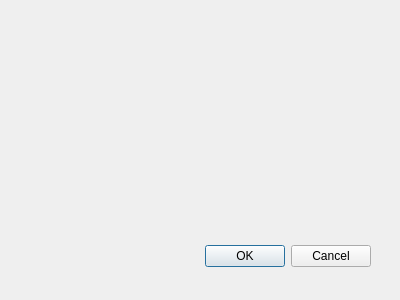
Qt form sessionwindow.ui (miyamot0/DataTracker3) before a commit.
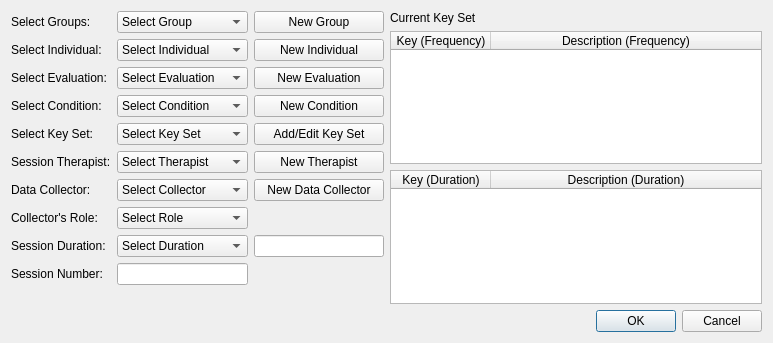
The same form after that commit.

```diff
--- a/sessionwindow.ui
+++ b/sessionwindow.ui
@@ -8,29 +8,558 @@
    <rect>
     <x>0</x>
     <y>0</y>
-    <width>400</width>
-    <height>300</height>
+    <width>773</width>
+    <height>343</height>
    </rect>
   </property>
   <property name="windowTitle">
    <string>Dialog</string>
   </property>
-  <widget class="QDialogButtonBox" name="buttonBox">
-   <property name="geometry">
-    <rect>
-     <x>30</x>
-     <y>240</y>
-     <width>341</width>
-     <height>32</height>
-    </rect>
-   </property>
-   <property name="orientation">
-    <enum>Qt::Horizontal</enum>
-   </property>
-   <property name="standardButtons">
-    <set>QDialogButtonBox::Cancel|QDialogButtonBox::Ok</set>
-   </property>
-  </widget>
+  <layout class="QVBoxLayout" name="verticalLayout">
+   <item>
+    <layout class="QHBoxLayout" name="topLayout">
+     <property name="sizeConstraint">
+      <enum>QLayout::SetDefaultConstraint</enum>
+     </property>
+     <item>
+      <layout class="QFormLayout" name="leftPanel">
+       <property name="sizeConstraint">
+        <enum>QLayout::SetMinAndMaxSize</enum>
+       </property>
+       <item row="0" column="0">
+        <widget class="QLabel" name="labelGroup">
+         <property name="text">
+          <string>Select Groups:</string>
+         </property>
+        </widget>
+       </item>
+       <item row="0" column="1">
+        <layout class="QHBoxLayout" name="layoutGroup">
+         <property name="sizeConstraint">
+          <enum>QLayout::SetFixedSize</enum>
+         </property>
+         <item>
+          <widget class="QComboBox" name="comboGroup">
+           <property name="sizePolicy">
+            <sizepolicy hsizetype="MinimumExpanding" vsizetype="Fixed">
+             <horstretch>0</horstretch>
+             <verstretch>0</verstretch>
+            </sizepolicy>
+           </property>
+           <item>
+            <property name="text">
+             <string>Select Group</string>
+            </property>
+           </item>
+          </widget>
+         </item>
+         <item>
+          <widget class="QPushButton" name="buttonGroup">
+           <property name="sizePolicy">
+            <sizepolicy hsizetype="MinimumExpanding" vsizetype="Fixed">
+             <horstretch>0</horstretch>
+             <verstretch>0</verstretch>
+            </sizepolicy>
+           </property>
+           <property name="text">
+            <string>New Group</string>
+           </property>
+          </widget>
+         </item>
+        </layout>
+       </item>
+       <item row="1" column="0">
+        <widget class="QLabel" name="labelIndividual">
+         <property name="text">
+          <string>Select Individual:</string>
+         </property>
+        </widget>
+       </item>
+       <item row="1" column="1">
+        <layout class="QHBoxLayout" name="layoutIndividual">
+         <item>
+          <widget class="QComboBox" name="comboIndividual">
+           <property name="sizePolicy">
+            <sizepolicy hsizetype="MinimumExpanding" vsizetype="Fixed">
+             <horstretch>0</horstretch>
+             <verstretch>0</verstretch>
+            </sizepolicy>
+           </property>
+           <item>
+            <property name="text">
+             <string>Select Individual</string>
+            </property>
+           </item>
+          </widget>
+         </item>
+         <item>
+          <widget class="QPushButton" name="buttonIndividual">
+           <property name="sizePolicy">
+            <sizepolicy hsizetype="MinimumExpanding" vsizetype="Fixed">
+             <horstretch>0</horstretch>
+             <verstretch>0</verstretch>
+            </sizepolicy>
+           </property>
+           <property name="text">
+            <string>New Individual</string>
+           </property>
+          </widget>
+         </item>
+        </layout>
+       </item>
+       <item row="2" column="0">
+        <widget class="QLabel" name="labelEvaluation">
+         <property name="text">
+          <string>Select Evaluation:</string>
+         </property>
+        </widget>
+       </item>
+       <item row="2" column="1">
+        <layout class="QHBoxLayout" name="layoutEvaluation">
+         <item>
+          <widget class="QComboBox" name="comboEvaluation">
+           <property name="sizePolicy">
+            <sizepolicy hsizetype="MinimumExpanding" vsizetype="Fixed">
+             <horstretch>0</horstretch>
+             <verstretch>0</verstretch>
+            </sizepolicy>
+           </property>
+           <item>
+            <property name="text">
+             <string>Select Evaluation</string>
+            </property>
+           </item>
+          </widget>
+         </item>
+         <item>
+          <widget class="QPushButton" name="buttonEvaluation">
+           <property name="sizePolicy">
+            <sizepolicy hsizetype="MinimumExpanding" vsizetype="Fixed">
+             <horstretch>0</horstretch>
+             <verstretch>0</verstretch>
+            </sizepolicy>
+           </property>
+           <property name="text">
+            <string>New Evaluation</string>
+           </property>
+          </widget>
+         </item>
+        </layout>
+       </item>
+       <item row="3" column="0">
+        <widget class="QLabel" name="labelCondition">
+         <property name="text">
+          <string>Select Condition:</string>
+         </property>
+        </widget>
+       </item>
+       <item row="3" column="1">
+        <layout class="QHBoxLayout" name="layoutCondition">
+         <item>
+          <widget class="QComboBox" name="comboCondition">
+           <property name="sizePolicy">
+            <sizepolicy hsizetype="MinimumExpanding" vsizetype="Fixed">
+             <horstretch>0</horstretch>
+             <verstretch>0</verstretch>
+            </sizepolicy>
+           </property>
+           <item>
+            <property name="text">
+             <string>Select Condition</string>
+            </property>
+           </item>
+          </widget>
+         </item>
+         <item>
+          <widget class="QPushButton" name="buttonCondition">
+           <property name="sizePolicy">
+            <sizepolicy hsizetype="MinimumExpanding" vsizetype="Fixed">
+             <horstretch>0</horstretch>
+             <verstretch>0</verstretch>
+            </sizepolicy>
+           </property>
+           <property name="text">
+            <string>New Condition</string>
+           </property>
+          </widget>
+         </item>
+        </layout>
+       </item>
+       <item row="4" column="0">
+        <widget class="QLabel" name="labelKeySet">
+         <property name="text">
+          <string>Select Key Set:</string>
+         </property>
+        </widget>
+       </item>
+       <item row="4" column="1">
+        <layout class="QHBoxLayout" name="layoutKeySet">
+         <item>
+          <widget class="QComboBox" name="comboKeySet">
+           <property name="sizePolicy">
+            <sizepolicy hsizetype="MinimumExpanding" vsizetype="Fixed">
+             <horstretch>0</horstretch>
+             <verstretch>0</verstretch>
+            </sizepolicy>
+           </property>
+           <item>
+            <property name="text">
+             <string>Select Key Set</string>
+            </property>
+           </item>
+          </widget>
+         </item>
+         <item>
+          <widget class="QPushButton" name="buttonKeySet">
+           <property name="sizePolicy">
+            <sizepolicy hsizetype="MinimumExpanding" vsizetype="Fixed">
+             <horstretch>0</horstretch>
+             <verstretch>0</verstretch>
+            </sizepolicy>
+           </property>
+           <property name="text">
+            <string>Add/Edit Key Set</string>
+           </property>
+          </widget>
+         </item>
+        </layout>
+       </item>
+       <item row="5" column="0">
+        <widget class="QLabel" name="labelTherapist">
+         <property name="text">
+          <string>Session Therapist:</string>
+         </property>
+        </widget>
+       </item>
+       <item row="5" column="1">
+        <layout class="QHBoxLayout" name="layoutTherapist">
+         <item>
+          <widget class="QComboBox" name="comboTherapist">
+           <property name="sizePolicy">
+            <sizepolicy hsizetype="MinimumExpanding" vsizetype="Fixed">
+             <horstretch>0</horstretch>
+             <verstretch>0</verstretch>
+            </sizepolicy>
+           </property>
+           <item>
+            <property name="text">
+             <string>Select Therapist</string>
+            </property>
+           </item>
+          </widget>
+         </item>
+         <item>
+          <widget class="QPushButton" name="buttonTherapist">
+           <property name="sizePolicy">
+            <sizepolicy hsizetype="MinimumExpanding" vsizetype="Fixed">
+             <horstretch>0</horstretch>
+             <verstretch>0</verstretch>
+            </sizepolicy>
+           </property>
+           <property name="text">
+            <string>New Therapist</string>
+           </property>
+          </widget>
+         </item>
+        </layout>
+       </item>
+       <item row="6" column="0">
+        <widget class="QLabel" name="labelCollector">
+         <property name="text">
+          <string>Data Collector:</string>
+         </property>
+        </widget>
+       </item>
+       <item row="6" column="1">
+        <layout class="QHBoxLayout" name="layoutCollector">
+         <item>
+          <widget class="QComboBox" name="comboCollector">
+           <property name="sizePolicy">
+            <sizepolicy hsizetype="MinimumExpanding" vsizetype="Fixed">
+             <horstretch>0</horstretch>
+             <verstretch>0</verstretch>
+            </sizepolicy>
+           </property>
+           <item>
+            <property name="text">
+             <string>Select Collector</string>
+            </property>
+           </item>
+          </widget>
+         </item>
+         <item>
+          <widget class="QPushButton" name="buttonCollector">
+           <property name="sizePolicy">
+            <sizepolicy hsizetype="MinimumExpanding" vsizetype="Fixed">
+             <horstretch>0</horstretch>
+             <verstretch>0</verstretch>
+            </sizepolicy>
+           </property>
+           <property name="text">
+            <string>New Data Collector</string>
+           </property>
+          </widget>
+         </item>
+        </layout>
+       </item>
+       <item row="7" column="0">
+        <widget class="QLabel" name="labelRole">
+         <property name="text">
+          <string>Collector's Role:</string>
+         </property>
+        </widget>
+       </item>
+       <item row="7" column="1">
+        <layout class="QHBoxLayout" name="layoutRole">
+         <item>
+          <widget class="QComboBox" name="comboRole">
+           <property name="sizePolicy">
+            <sizepolicy hsizetype="MinimumExpanding" vsizetype="Fixed">
+             <horstretch>0</horstretch>
+             <verstretch>0</verstretch>
+            </sizepolicy>
+           </property>
+           <item>
+            <property name="text">
+             <string>Select Role</string>
+            </property>
+           </item>
+           <item>
+            <property name="text">
+             <string>Primary</string>
+            </property>
+           </item>
+           <item>
+            <property name="text">
+             <string>Reliability</string>
+            </property>
+           </item>
+          </widget>
+         </item>
+         <item>
+          <widget class="QLabel" name="holderRole">
+           <property name="sizePolicy">
+            <sizepolicy hsizetype="MinimumExpanding" vsizetype="Preferred">
+             <horstretch>0</horstretch>
+             <verstretch>0</verstretch>
+            </sizepolicy>
+           </property>
+           <property name="text">
+            <string/>
+           </property>
+          </widget>
+         </item>
+        </layout>
+       </item>
+       <item row="8" column="0">
+        <widget class="QLabel" name="label">
+         <property name="text">
+          <string>Session Duration:</string>
+         </property>
+        </widget>
+       </item>
+       <item row="8" column="1">
+        <layout class="QHBoxLayout" name="layoutSessionDuration">
+         <item>
+          <widget class="QComboBox" name="comboSessionDuration">
+           <property name="sizePolicy">
+            <sizepolicy hsizetype="MinimumExpanding" vsizetype="Fixed">
+             <horstretch>0</horstretch>
+             <verstretch>0</verstretch>
+            </sizepolicy>
+           </property>
+           <item>
+            <property name="text">
+             <string>Select Duration</string>
+            </property>
+           </item>
+           <item>
+            <property name="text">
+             <string>1 Minute</string>
+            </property>
+           </item>
+           <item>
+            <property name="text">
+             <string>5 Minutes</string>
+            </property>
+           </item>
+           <item>
+            <property name="text">
+             <string>10 Minutes</string>
+            </property>
+           </item>
+           <item>
+            <property name="text">
+             <string>15 Minutes</string>
+            </property>
+           </item>
+           <item>
+            <property name="text">
+             <string>20 Minutes</string>
+            </property>
+           </item>
+           <item>
+            <property name="text">
+             <string>25 Minutes</string>
+            </property>
+           </item>
+           <item>
+            <property name="text">
+             <string>30 Minutes</string>
+            </property>
+           </item>
+           <item>
+            <property name="text">
+             <string>60 Minutes</string>
+            </property>
+           </item>
+           <item>
+            <property name="text">
+             <string>90 Minutes</string>
+            </property>
+           </item>
+           <item>
+            <property name="text">
+             <string>120 Minutes</string>
+            </property>
+           </item>
+           <item>
+            <property name="text">
+             <string>Custom</string>
+            </property>
+           </item>
+          </widget>
+         </item>
+         <item>
+          <widget class="QLineEdit" name="holderSessionDuration">
+           <property name="sizePolicy">
+            <sizepolicy hsizetype="MinimumExpanding" vsizetype="Fixed">
+             <horstretch>0</horstretch>
+             <verstretch>0</verstretch>
+            </sizepolicy>
+           </property>
+           <property name="readOnly">
+            <bool>true</bool>
+           </property>
+          </widget>
+         </item>
+        </layout>
+       </item>
+       <item row="9" column="0">
+        <widget class="QLabel" name="labelSessionNumber">
+         <property name="text">
+          <string>Session Number:</string>
+         </property>
+        </widget>
+       </item>
+       <item row="9" column="1">
+        <layout class="QHBoxLayout" name="layoutSessionNumber">
+         <item>
+          <widget class="QLineEdit" name="editSessionNumber">
+           <property name="sizePolicy">
+            <sizepolicy hsizetype="MinimumExpanding" vsizetype="Fixed">
+             <horstretch>0</horstretch>
+             <verstretch>0</verstretch>
+            </sizepolicy>
+           </property>
+           <property name="mouseTracking">
+            <bool>false</bool>
+           </property>
+           <property name="readOnly">
+            <bool>true</bool>
+           </property>
+          </widget>
+         </item>
+         <item>
+          <widget class="QLabel" name="holderSessionNumber">
+           <property name="sizePolicy">
+            <sizepolicy hsizetype="MinimumExpanding" vsizetype="Preferred">
+             <horstretch>0</horstretch>
+             <verstretch>0</verstretch>
+            </sizepolicy>
+           </property>
+           <property name="text">
+            <string/>
+           </property>
+          </widget>
+         </item>
+        </layout>
+       </item>
+      </layout>
+     </item>
+     <item>
+      <layout class="QVBoxLayout" name="verticalLayout_4">
+       <item>
+        <widget class="QLabel" name="label_2">
+         <property name="sizePolicy">
+          <sizepolicy hsizetype="Fixed" vsizetype="Preferred">
+           <horstretch>0</horstretch>
+           <verstretch>0</verstretch>
+          </sizepolicy>
+         </property>
+         <property name="text">
+          <string>Current Key Set</string>
+         </property>
+        </widget>
+       </item>
+       <item>
+        <widget class="QTableWidget" name="tableWidget_2">
+         <attribute name="horizontalHeaderStretchLastSection">
+          <bool>true</bool>
+         </attribute>
+         <column>
+          <property name="text">
+           <string>Key (Frequency)</string>
+          </property>
+         </column>
+         <column>
+          <property name="text">
+           <string>Description (Frequency)</string>
+          </property>
+         </column>
+        </widget>
+       </item>
+       <item>
+        <widget class="QTableWidget" name="tableWidget">
+         <property name="sizePolicy">
+          <sizepolicy hsizetype="MinimumExpanding" vsizetype="Expanding">
+           <horstretch>0</horstretch>
+           <verstretch>0</verstretch>
+          </sizepolicy>
+         </property>
+         <attribute name="horizontalHeaderCascadingSectionResizes">
+          <bool>false</bool>
+         </attribute>
+         <attribute name="horizontalHeaderStretchLastSection">
+          <bool>true</bool>
+         </attribute>
+         <column>
+          <property name="text">
+           <string>Key (Duration)</string>
+          </property>
+         </column>
+         <column>
+          <property name="text">
+           <string>Description (Duration)</string>
+          </property>
+         </column>
+        </widget>
+       </item>
+      </layout>
+     </item>
+    </layout>
+   </item>
+   <item>
+    <widget class="QDialogButtonBox" name="buttonBox">
+     <property name="orientation">
+      <enum>Qt::Horizontal</enum>
+     </property>
+     <property name="standardButtons">
+      <set>QDialogButtonBox::Cancel|QDialogButtonBox::Ok</set>
+     </property>
+    </widget>
+   </item>
+  </layout>
  </widget>
  <pixmapfunction/>
  <resources/>
```
Left out of the diff: 5 changed lines with no effect on the pictures.
